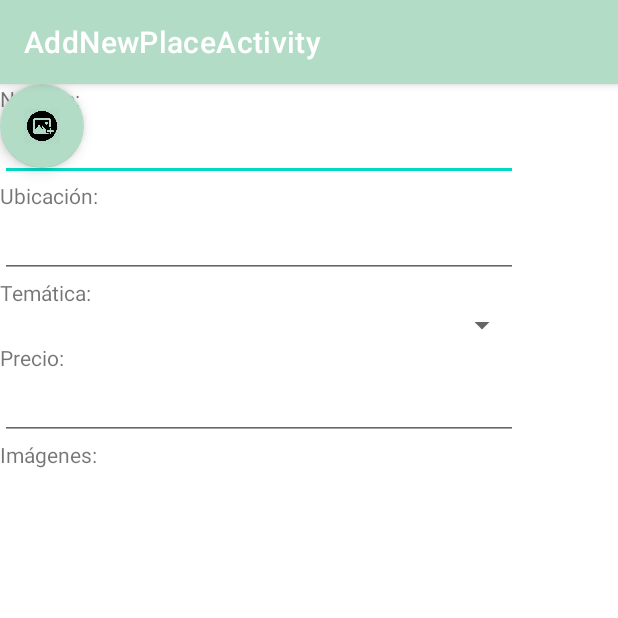
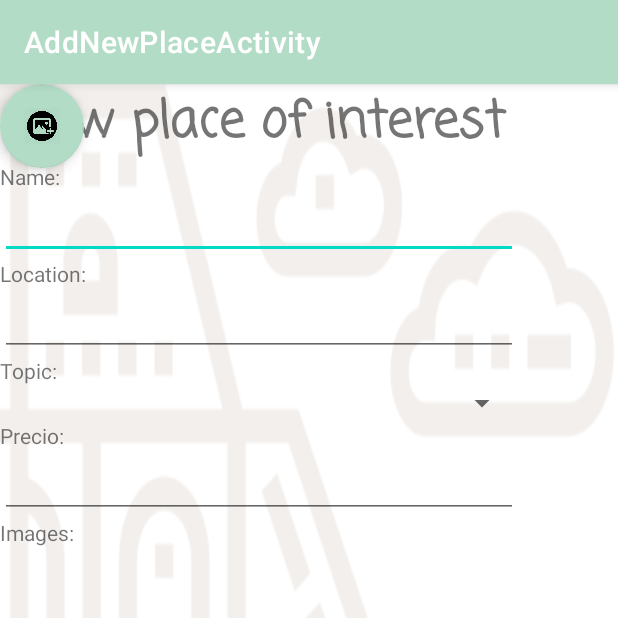
Before and after one commit to Stela303/TravelShare, an Android app: the AddNewPlaceActivity screen opened directly, with no data from a screen before it, on a phone screen of 412 x 824 dp, the top half of it. Run offline under Robolectric (Android 15) with nearby library versions, the phone set to English and light mode, and no system bars; 1 statement that could not run was skipped.

Commit message:
Añadidas nuevas palabras y nuevos fondos

```diff
--- a/app/src/main/res/layout/activity_add_food.xml
+++ b/app/src/main/res/layout/activity_add_food.xml
@@ -4,6 +4,8 @@
     xmlns:tools="http://schemas.android.com/tools"
     android:layout_width="match_parent"
     android:layout_height="match_parent"
+    android:background="@drawable/comer"
+    android:backgroundTint="@color/beige_icons"
     tools:context=".AddFoodActivity">
 
 </androidx.constraintlayout.widget.ConstraintLayout>
--- a/app/src/main/res/layout/content_add_new_place.xml
+++ b/app/src/main/res/layout/content_add_new_place.xml
@@ -4,11 +4,14 @@
     xmlns:tools="http://schemas.android.com/tools"
     android:layout_width="match_parent"
     android:layout_height="match_parent"
+    android:background="@drawable/coliseo"
+    android:backgroundTint="@color/beige_icons"
     app:layout_behavior="@string/appbar_scrolling_view_behavior">
 
     <ScrollView
         android:layout_width="345dp"
         android:layout_height="648dp"
+        android:drawingCacheQuality="auto"
         tools:layout_editor_absoluteX="17dp"
         tools:layout_editor_absoluteY="31dp">
 
@@ -18,10 +21,20 @@
             android:orientation="vertical">
 
             <TextView
+                android:id="@+id/textView16"
+                android:layout_width="match_parent"
+                android:layout_height="wrap_content"
+                android:fontFamily="casual"
+                android:text="@string/new_place"
+                android:textAlignment="center"
+                android:textSize="34sp"
+                android:textStyle="bold" />
+
+            <TextView
                 android:id="@+id/textView5"
                 android:layout_width="match_parent"
                 android:layout_height="wrap_content"
-                android:text="Nombre:" />
+                android:text="@string/name" />
 
             <EditText
                 android:id="@+id/editTextTextPersonName3"
@@ -34,7 +47,7 @@
                 android:id="@+id/textView7"
                 android:layout_width="match_parent"
                 android:layout_height="wrap_content"
-                android:text="Ubicación:" />
+                android:text="@string/location" />
 
             <EditText
                 android:id="@+id/editTextTextPersonName4"
@@ -47,7 +60,7 @@
                 android:id="@+id/textView9"
                 android:layout_width="match_parent"
                 android:layout_height="wrap_content"
-                android:text="Temática:" />
+                android:text="@string/topic" />
 
             <Spinner
                 android:id="@+id/spinner"
@@ -71,7 +84,7 @@
                 android:id="@+id/textView8"
                 android:layout_width="match_parent"
                 android:layout_height="wrap_content"
-                android:text="Imágenes:" />
+                android:text="@string/images" />
 
             <TableLayout
                 android:layout_width="match_parent"
--- a/app/src/main/res/layout/content_add_new_stay.xml
+++ b/app/src/main/res/layout/content_add_new_stay.xml
@@ -4,7 +4,7 @@
     xmlns:tools="http://schemas.android.com/tools"
     android:layout_width="match_parent"
     android:layout_height="match_parent"
-    android:background="@drawable/coliseo"
+    android:background="@drawable/habitacion"
     android:backgroundTint="@color/beige_icons"
     android:defaultFocusHighlightEnabled="true"
     app:layout_behavior="@string/appbar_scrolling_view_behavior">
```
Also changed, not shown: app/src/main/res/drawable/comer.png (added), app/src/main/res/drawable/habitacion.png (added).
